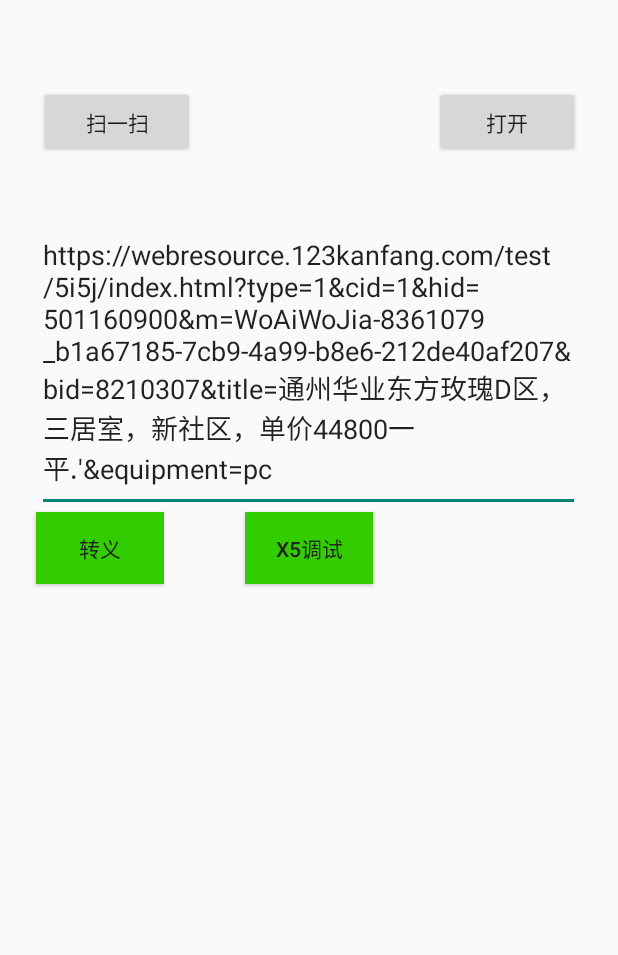
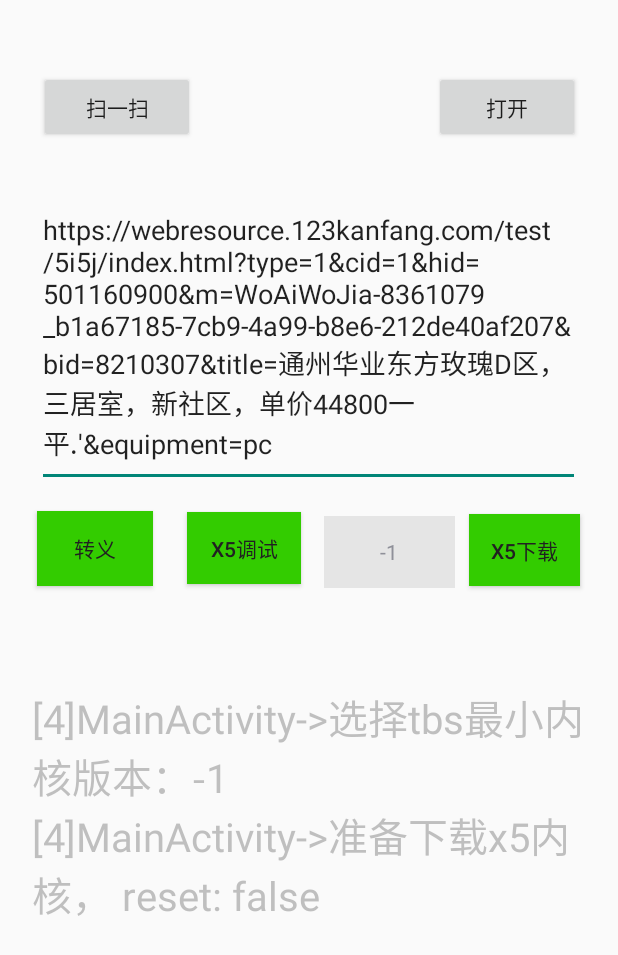
Before and after one commit to ElvisWangTech/X5_Debug, an Android app built with Jetpack Compose: the screen it shows after launch (MainActivity), after a tap on "转义", on a phone screen of 412 x 824 dp. Shown: the top 955 px of the screen. Run offline under Robolectric (Android 15) with nearby library versions, the phone set to English and light mode, and no system bars; libraries missing offline, so code that uses them is left out: com.tencent.smtt; 6 statements that could not run were skipped; 2 other taps on this screen came first.

Commit message:
支持选择最小内核版本

```diff
--- a/app/src/main/java/com/example/x5_debug/MainActivity.kt
+++ b/app/src/main/java/com/example/x5_debug/MainActivity.kt
@@ -10,16 +10,18 @@ import android.text.SpannableString
 import android.text.Spanned
 import android.text.style.TextAppearanceSpan
 import android.util.Log
+import android.view.View
+import android.widget.AdapterView
+import android.widget.ArrayAdapter
 import android.widget.Button
 import android.widget.EditText
+import android.widget.Spinner
 import android.widget.TextView
 import androidx.activity.ComponentActivity
 import androidx.activity.result.ActivityResultLauncher
 import androidx.activity.result.contract.ActivityResultContracts
 import com.example.x5_debug.tookit.UrlFormatTool
 import com.example.x5_debug.tookit.X5Tool
-import java.net.URLDecoder
-import java.net.URLEncoder
 
 class MainActivity : ComponentActivity() {
 
@@ -55,7 +57,31 @@ class MainActivity : ComponentActivity() {
                 webViewUrl?.setText(contents)
             }
         }
+        initSpinner();
         bindEvents()
+    }
+    /**
+     * 初始化tbs内核最小版本下拉选择框
+     */
+    private fun initSpinner() {
+        val adapterView = ArrayAdapter(applicationContext, R.layout.item_select, X5Tool.coreMinVersions)
+        adapterView.setDropDownViewResource(R.layout.item_dropdown)
+        val sp = findViewById<Spinner>(R.id.spinner)
+        sp.setPromptId(R.string.spinner_prompt)
+        sp.adapter = adapterView;
+        sp.setSelection(X5Tool.selectionIndex)
+        sp.onItemSelectedListener = SpinnerListener()
+    }
+
+    class SpinnerListener: AdapterView.OnItemSelectedListener {
+
+        override fun onItemSelected(parent: AdapterView<*>, view: View?, pos: Int, id: Long) {
+            X5Tool.setSelectionPos(pos)
+        }
+
+        override fun onNothingSelected(parent: AdapterView<*>) {
+            // Another interface callback
+        }
     }
 
     /**
@@ -63,7 +89,7 @@ class MainActivity : ComponentActivity() {
      */
     private fun bindEvents() {
         // 打开
-        val openBtn: Button = findViewById(R.id.openWebview);
+        val openBtn: Button = findViewById(R.id.openWebView);
         openBtn.setOnClickListener {
             log("准备打开x5 webview");
             val webViewUrl = findViewById<EditText>(R.id.webViewUrl);
@@ -87,11 +113,15 @@ class MainActivity : ComponentActivity() {
         escapeBtn.setOnClickListener {
             val webViewUrl = findViewById<EditText>(R.id.webViewUrl);
             val url = webViewUrl.text.toString()
-            val newUrl = if (escaped) URLEncoder.encode(url, "utf-8") else URLDecoder.decode(url, "utf-8")
+            val newUrl = if (escaped) UrlFormatTool.encodeUri(url) else UrlFormatTool.decodeUri(url)
             webViewUrl.setText(newUrl);
             escaped = !escaped
         }
-
+        // 选择tbs最小内核版本
+        val selectTbsMinVer: Button = findViewById(R.id.downloadX5);
+        selectTbsMinVer.setOnClickListener {
+            X5Tool.startDownload(applicationContext, X5Tool.isX5Ready)
+        }
 
     }
 
@@ -106,7 +136,7 @@ class MainActivity : ComponentActivity() {
     /**
      * 记录日志
      */
-    fun log(msg: String, level: Int = Log.INFO): Boolean {
+    private fun log(msg: String, level: Int = Log.INFO): Boolean {
         var iColor = R.color.info;
         var size = 40;
         when (level) {
--- a/app/src/main/java/com/example/x5_debug/ScanActivity.kt
+++ b/app/src/main/java/com/example/x5_debug/ScanActivity.kt
@@ -2,7 +2,7 @@ package com.example.x5_debug
 
 import androidx.appcompat.app.AppCompatActivity
 import android.os.Bundle
-
+//todo 新的二维码扫码界面
 class ScanActivity : AppCompatActivity() {
     override fun onCreate(savedInstanceState: Bundle?) {
         super.onCreate(savedInstanceState)
--- a/app/src/main/java/com/example/x5_debug/tookit/UrlFormatTool.kt
+++ b/app/src/main/java/com/example/x5_debug/tookit/UrlFormatTool.kt
@@ -1,4 +1,7 @@
 package com.example.x5_debug.tookit
+
+import java.net.URLDecoder
+import java.net.URLEncoder
 
 /**
  * 格式化url的工具
@@ -17,6 +20,14 @@ class UrlFormatTool {
             if ( url.startsWith("//") ) proto.plus(":").plus(url);
             return proto.plus("://").plus(url);
         }
+
+        fun encodeUri(url: String): String {
+            return url.replaceAfterLast('?', URLEncoder.encode(url.substringAfterLast('?'), "utf-8"))
+        }
+
+        fun decodeUri(url: String): String {
+            return url.replaceAfterLast('?', URLDecoder.decode(url.substringAfterLast('?'), "utf-8"))
+        }
     }
 
 }
--- a/app/src/main/java/com/example/x5_debug/tookit/X5Tool.kt
+++ b/app/src/main/java/com/example/x5_debug/tookit/X5Tool.kt
@@ -13,21 +13,32 @@ import com.tencent.smtt.sdk.TbsListener
 
 class X5Tool {
     companion object {
+        private var logHandler: Handler?=null;
+        var isX5Ready: Boolean = false;
+        val coreMinVersions = arrayOf(-1, 46247, 46248, 46249, 46250); // -1 表示不限制，不限制表示拉取sdk支持的最低版本
+        var selectionIndex = 0
+        fun setSelectionPos(i: Int) {
+            selectionIndex = i;
+            logHandler?.sendMessage(Message.obtain(logHandler, Log.INFO, "选择tbs最小内核版本：${coreMinVersions[i]}"))
+        }
         fun formatErrMsg(errCode: Int): String {
             var errMsg = "unKnown error"
             when (errCode) {
-                TbsCommonCode.DOWNLOAD_CANCEL_NOT_WIFI -> errMsg = "cancel by not wifi"
-                TbsCommonCode.DOWNLOAD_CANCEL_REQUESTING -> errMsg = "cancel requesting"
-                TbsCommonCode.DOWNLOAD_FLOW_CANCEL -> errMsg = "cancel by flow"
-                TbsCommonCode.DOWNLOAD_CANCEL_PRIVATE_CDN_MODE -> errMsg = "cancel by private cdn mode"
-                TbsCommonCode.DOWNLOAD_NO_NEED_REQUEST -> errMsg = "no need download"
-                TbsCommonCode.INSTALL_FOR_PREINIT_CALLBACK -> errMsg = "preinit callback"
-                TbsCommonCode.NETWORK_UNAVAILABLE -> errMsg = "network unavailable"
-                TbsCommonCode.STARTDOWNLOAD_OUT_OF_MAXTIME -> errMsg = "out of time"
+                TbsCommonCode.DOWNLOAD_CANCEL_NOT_WIFI -> errMsg = "非Wi-Fi，不发起下载"
+                TbsCommonCode.DOWNLOAD_CANCEL_REQUESTING -> errMsg = "下载请求中，不重复发起，取消下载"
+                TbsCommonCode.DOWNLOAD_FLOW_CANCEL -> errMsg = "带宽不允许，下载取消"
+                TbsCommonCode.DOWNLOAD_CANCEL_PRIVATE_CDN_MODE -> errMsg = "不支持私有CDN模式，下载取消"
+                TbsCommonCode.DOWNLOAD_NO_NEED_REQUEST -> errMsg = "不发起下载请求"
+                TbsCommonCode.INSTALL_FOR_PREINIT_CALLBACK -> errMsg = "预加载中间态，非异常，可忽略"
+                TbsCommonCode.NETWORK_UNAVAILABLE -> errMsg = "网络不可用"
+                TbsCommonCode.STARTDOWNLOAD_OUT_OF_MAXTIME -> errMsg = "发起下载次数超过1次"
             }
             return errMsg;
         }
 
+        /**
+         * 初始化x5环境：检查x5并绑定监听
+         */
         fun init(applicationContext: Context, logHandler:Handler?) {
             QbSdk.initX5Environment(applicationContext, object : QbSdk.PreInitCallback {
                 override fun onCoreInitFinished() {
@@ -42,29 +53,33 @@ class X5Tool {
                  */
                 override fun onViewInitFinished(isX5: Boolean) {
                     logHandler?.sendMessage(Message.obtain(logHandler, Log.INFO, "x5预初始化完成，是否启用x5：$isX5"))
-                    if (!isX5 && !TbsDownloader.isDownloading()) {
-                        logHandler?.sendMessage(Message.obtain(logHandler, Log.INFO, "开始下载x5内核"))
-                        QbSdk.reset(applicationContext);
-                        TbsDownloader.startDownload(applicationContext)
-                    } else {
-                        logHandler?.sendMessage(Message.obtain(logHandler, Log.INFO, "x5内核版本：${QbSdk.getTbsVersion(applicationContext).toString()}"))
+                    isX5Ready = isX5;
+                    if (isX5) {
+                        val tbsVer = QbSdk.getTbsVersion(applicationContext).toString()
+                        val tbsSdkVer = QbSdk.getTbsSdkVersion().toString()
+                        logHandler?.sendMessage(Message.obtain(logHandler, Log.INFO, "内核版本：${tbsVer}, sdk版本：${tbsSdkVer}"))
                     }
+
                 }
             })
 
             QbSdk.setTbsListener(object : TbsListener {
                 override fun onDownloadFinish(errCode: Int) {
-                    logHandler?.sendMessage(Message.obtain(logHandler, Log.INFO, "x5下载完成"))
                     // 虽然下载结束，但有可能失败
                     if (errCode != TbsCommonCode.DOWNLOAD_SUCCESS) {
                         logHandler?.sendMessage(Message.obtain(logHandler, Log.WARN, "x5下载异常-errCode:$errCode errMsg: ${X5Tool.formatErrMsg(errCode)}"))
+                    } else {
+                        logHandler?.sendMessage(Message.obtain(logHandler, Log.INFO, "x5下载完成"))
                     }
                 }
 
                 override fun onInstallFinish(errCode: Int) {
-                    logHandler?.sendMessage(Message.obtain(logHandler, Log.INFO, "x5安装完成, 内核版本：${QbSdk.getTbsVersion(applicationContext).toString()}"))
+                    val tbsVer = QbSdk.getTbsVersion(applicationContext).toString()
+                    val tbsSdkVer = QbSdk.getTbsSdkVersion().toString()
                     if (errCode != TbsCommonCode.INSTALL_SUCCESS) {
                         logHandler?.sendMessage(Message.obtain(logHandler, Log.WARN, "x5安装异常-errCode:$errCode errMsg: ${X5Tool.formatErrMsg(errCode)}"))
+                    } else {
+                        logHandler?.sendMessage(Message.obtain(logHandler, Log.INFO, "x5安装完成, 内核版本：${tbsVer}, sdk版本：${tbsSdkVer}"))
                     }
                 }
 
@@ -79,6 +94,26 @@ class X5Tool {
             map[TbsCoreSettings.TBS_SETTINGS_USE_SPEEDY_CLASSLOADER] = true;
             map[TbsCoreSettings.TBS_SETTINGS_USE_DEXLOADER_SERVICE] = true;
             QbSdk.initTbsSettings(map);
+            this.logHandler = logHandler;
+        }
+
+        /**
+         * 开始下载x5内核
+         */
+        fun startDownload(applicationContext: Context, reset: Boolean = false) {
+            logHandler?.sendMessage(Message.obtain(logHandler, Log.INFO, "准备下载x5内核， reset: $reset"))
+            if (reset) {
+                QbSdk.reset(applicationContext);
+                isX5Ready = false;
+            }
+            val selectedCoreMinVersion = coreMinVersions[selectionIndex];
+            QbSdk.setCoreMinVersion(selectedCoreMinVersion)
+            if (!isX5Ready && !TbsDownloader.isDownloading()) {
+                logHandler?.sendMessage(Message.obtain(logHandler, Log.INFO, "开始下载x5内核"))
+                TbsDownloader.startDownload(applicationContext)
+            } else {
+                logHandler?.sendMessage(Message.obtain(logHandler, Log.INFO, "已存在，x5内核版本：${QbSdk.getTbsVersion(applicationContext).toString()}"))
+            }
         }
     }
 }
--- a/app/src/main/res/layout/activity_main.xml
+++ b/app/src/main/res/layout/activity_main.xml
@@ -17,7 +17,7 @@
         app:layout_constraintHorizontal_bias="0.489"
         app:layout_constraintStart_toStartOf="parent"
         app:layout_constraintTop_toTopOf="parent"
-        app:layout_constraintVertical_bias="0.55">
+        app:layout_constraintVertical_bias="0.444">
 
         <EditText
             android:id="@+id/webViewUrl"
@@ -48,7 +48,7 @@
 
     <Button
         android:id="@+id/inspect"
-        android:layout_width="85dp"
+        android:layout_width="76dp"
         android:layout_height="48dp"
         android:background="#33CC00"
         android:text="@string/inspect"
@@ -56,14 +56,30 @@
         android:textColorHint="#888888"
         app:layout_constraintBottom_toBottomOf="parent"
         app:layout_constraintEnd_toEndOf="parent"
+        app:layout_constraintHorizontal_bias="0.371"
         app:layout_constraintStart_toStartOf="parent"
         app:layout_constraintTop_toTopOf="parent"
         app:layout_constraintVertical_bias="0.44" />
 
     <Button
+        android:id="@+id/downloadX5"
+        android:layout_width="74dp"
+        android:layout_height="48dp"
+        android:background="#33CC00"
+        android:text="@string/downloadX5"
+        android:textColor="#212121"
+        android:textColorHint="#888888"
+        app:layout_constraintBottom_toBottomOf="parent"
+        app:layout_constraintEnd_toEndOf="parent"
+        app:layout_constraintHorizontal_bias="0.925"
+        app:layout_constraintStart_toStartOf="parent"
+        app:layout_constraintTop_toTopOf="parent"
+        app:layout_constraintVertical_bias="0.442" />
+
+    <Button
         android:id="@+id/escape"
-        android:layout_width="85dp"
-        android:layout_height="48dp"
+        android:layout_width="77dp"
+        android:layout_height="50dp"
         android:background="#33CC00"
         android:minHeight="36dp"
         android:text="@string/escape"
@@ -77,7 +93,7 @@
         app:layout_constraintVertical_bias="0.44" />
 
     <Button
-        android:id="@+id/openWebview"
+        android:id="@+id/openWebView"
         android:layout_width="97dp"
         android:layout_height="48dp"
         android:text="@string/open"
@@ -88,10 +104,23 @@
         app:layout_constraintTop_toTopOf="parent"
         app:layout_constraintVertical_bias="0.576" />
 
+    <Spinner
+        android:id="@+id/spinner"
+        android:layout_width="87dp"
+        android:layout_height="48dp"
+        android:spinnerMode="dropdown"
+        android:background="@android:color/transparent"
+        app:layout_constraintBottom_toBottomOf="parent"
+        app:layout_constraintEnd_toEndOf="parent"
+        app:layout_constraintHorizontal_bias="0.666"
+        app:layout_constraintStart_toStartOf="parent"
+        app:layout_constraintTop_toTopOf="parent"
+        app:layout_constraintVertical_bias="0.443" />
+
     <ScrollView
         android:id="@+id/logArea"
-        android:layout_width="360dp"
-        android:layout_height="354dp"
+        android:layout_width="369dp"
+        android:layout_height="337dp"
         android:contentDescription="@string/log_area_hint"
         app:layout_constraintBottom_toBottomOf="parent"
         app:layout_constraintEnd_toEndOf="parent"
@@ -106,9 +135,10 @@
 
             <TextView
                 android:id="@+id/logView"
-                android:textIsSelectable="true"
                 android:layout_width="match_parent"
-                android:layout_height="wrap_content" />
+                android:layout_height="match_parent"
+                android:contentDescription="@string/log_area_hint"
+                android:textIsSelectable="true" />
         </LinearLayout>
     </ScrollView>
 
--- /dev/null
+++ b/app/src/main/res/layout/item_dropdown.xml
@@ -0,0 +1,7 @@
+<?xml version="1.0" encoding="utf-8"?>
+<TextView xmlns:android="http://schemas.android.com/apk/res/android"
+    android:layout_width="match_parent"
+    android:layout_height="48dp"
+    android:textColor="@android:color/black"
+    android:textSize="14sp"
+    android:gravity="center"/>
--- /dev/null
+++ b/app/src/main/res/layout/item_select.xml
@@ -0,0 +1,7 @@
+<?xml version="1.0" encoding="utf-8"?>
+<TextView xmlns:android="http://schemas.android.com/apk/res/android"
+    android:layout_width="match_parent"
+    android:layout_height="48dp"
+    android:background="#E5E5E5"
+    android:textSize="14sp"
+    android:gravity="center"/>
--- a/app/src/main/res/values/strings.xml
+++ b/app/src/main/res/values/strings.xml
@@ -6,5 +6,7 @@
     <string name="inspect">x5调试</string>
     <string name="escape">转义</string>
     <string name="open">打开</string>
+    <string name="downloadX5">x5下载</string>
     <string name="title_activity_test_web_h5">TestWebH5Activity</string>
+    <string name="spinner_prompt">选择tbs最小内核版本</string>
 </resources>
```
Also changed, not shown: app/src/main/java/com/example/x5_debug/TestWebH5Activity.kt (+3 -7 lines).
